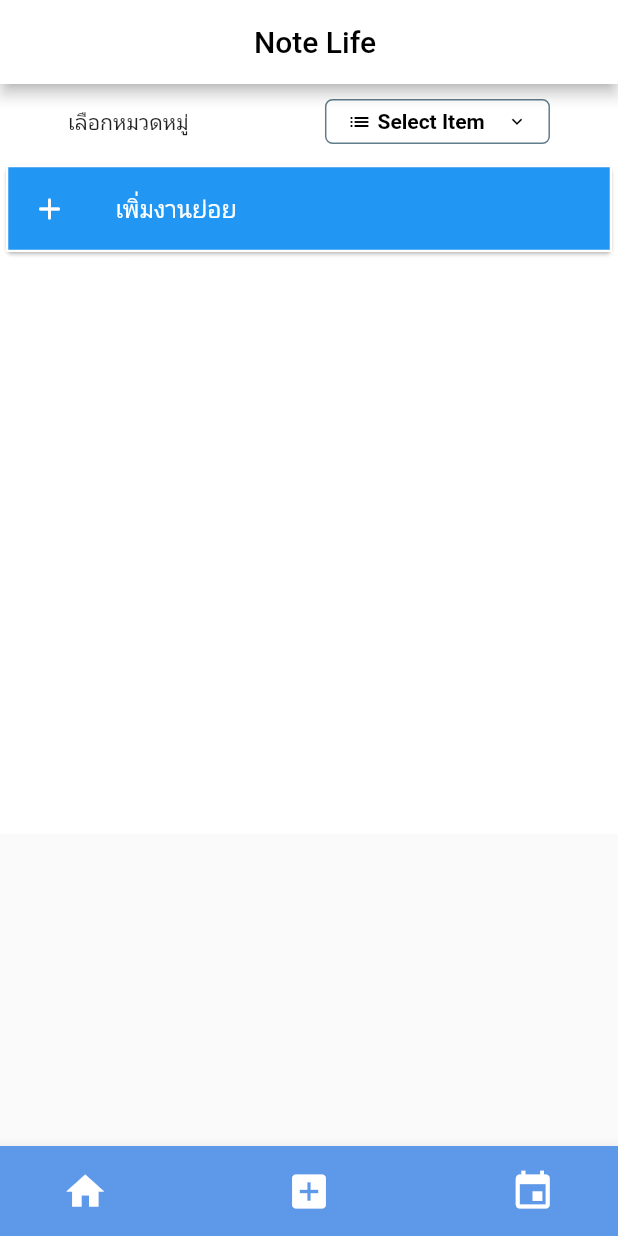
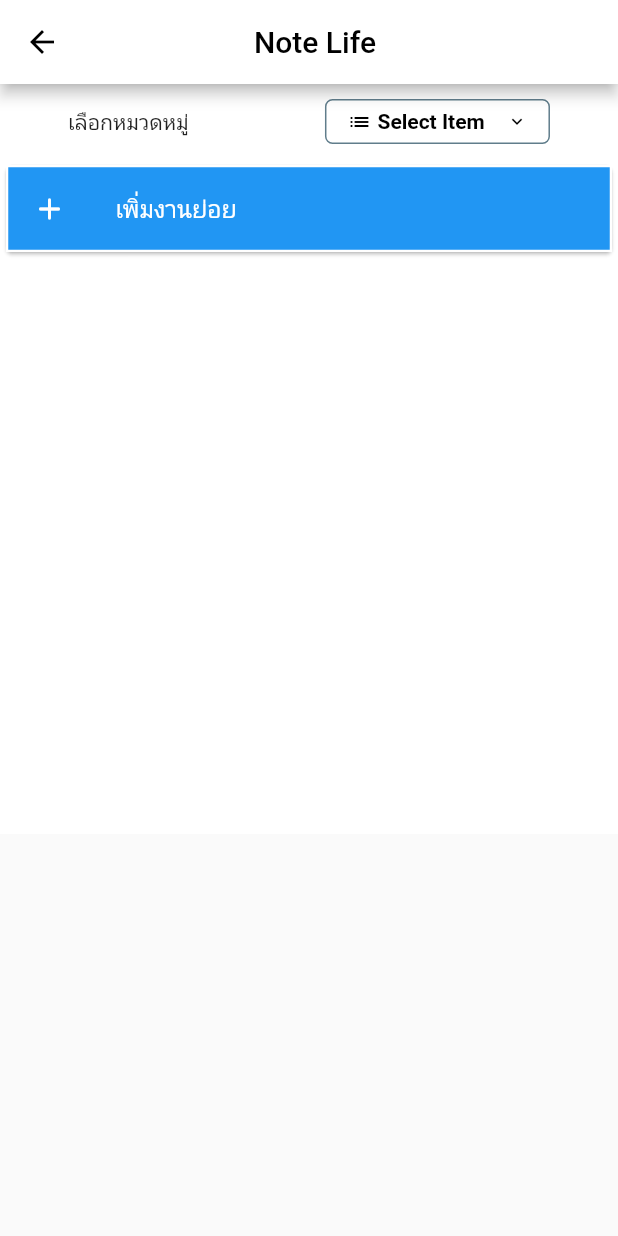
Before and after one commit to Kittiwat1999/note_life, a Flutter app: the Group screen opened by its route, on a phone screen of 412 x 824 dp. Run offline on Flutter 3.47's test engine with Material 2 defaults, Android fonts, the phone set to English and light mode, and no system bars; drawn by our look-alikes of dropdown_button2; our stand-ins replace date_field, syncfusion_flutter_calendar; missing offline and left inert: bs_flutter_modal.

Commit message:
bug side bar

```diff
--- a/lib/Group.dart
+++ b/lib/Group.dart
@@ -131,9 +131,12 @@ class GroupState extends State<Group> {
     return SafeArea(
         child: Scaffold(
       appBar: AppBar(
-        leading: Icon(
-          Icons.arrow_back,
-          color: Colors.white,
+        leading: IconButton(
+          icon: Icon(
+            Icons.arrow_back,
+            color: Colors.black,
+          ),
+          onPressed: () => {},
         ),
         iconTheme: IconThemeData(color: Colors.black),
         actions: [
@@ -157,7 +160,7 @@ class GroupState extends State<Group> {
               decoration: TextDecoration.none),
         )),
       ),
-      bottomNavigationBar: buildMyNavBar(),
+      // bottomNavigationBar: buildMyNavBar(),
       body: ListView(
         children: [
           Container(
--- a/lib/ListNotePage.dart
+++ b/lib/ListNotePage.dart
@@ -8,6 +8,7 @@ class ListNotePage extends StatefulWidget {
 }
 
 class ListNotePageState extends State<ListNotePage> {
+  var groupName = Note.groupSelect;
   var myList = Note.myList;
   var getWorkList;
   List<Map<String, List>> workList = [
--- a/lib/Note.dart
+++ b/lib/Note.dart
@@ -3,24 +3,24 @@ class Note {
     {
       'homework': [
         {
-          'homework1': [
-            '2023-03-03',
-            '18:20',
-            'สัปดาห์',
-          ]
+          'homework1': ['2023-03-03', '18:20', 'สัปดาห์']
         },
         {
-          'homework2': [
-            '2023-04-16',
-            '19:50',
-            'ครั้งเดียว',
-          ]
+          'homework2': ['2023-04-16', '19:50', 'ครั้งเดียว']
         }
       ]
     },
     {'project': []}
   ];
-
+  static List<Map<String, List<String>>> allWork = [
+    {
+      'homework1': ['2023-03-03', '18:20', 'สัปดาห์']
+    },
+    {
+      'homework2': ['2023-04-16', '19:50', 'ครั้งเดียว']
+    }
+  ];
+  static String groupSelect = "homework";
   getNoteList() {
     return myList;
   }
@@ -33,23 +33,6 @@ class Note {
       List<Map<String, List<Map<String, List<String>>>>> newNoteList) {
     myList = newNoteList;
   }
-
-  static List<Map<String, List<String>>> allWork = [
-    {
-      'homework1': [
-        '2023-03-03',
-        '18:20',
-        'สัปดาห์',
-      ]
-    },
-    {
-      'homework2': [
-        '2023-04-16',
-        '19:50',
-        'ครั้งเดียว',
-      ]
-    }
-  ];
 
   addWork(value) {
     allWork.add(value);
```
Also changed, not shown: lib/AddWork.dart (+12 -16 lines), lib/HomePage.dart (+85 -54 lines).
